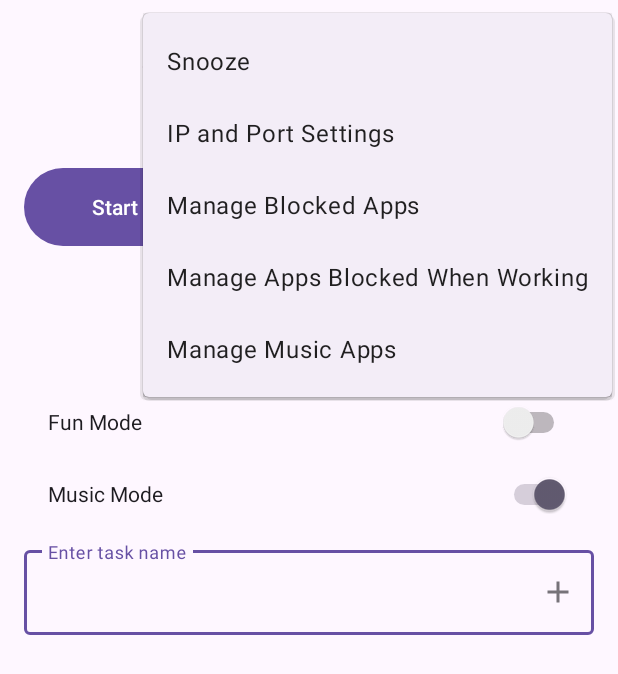
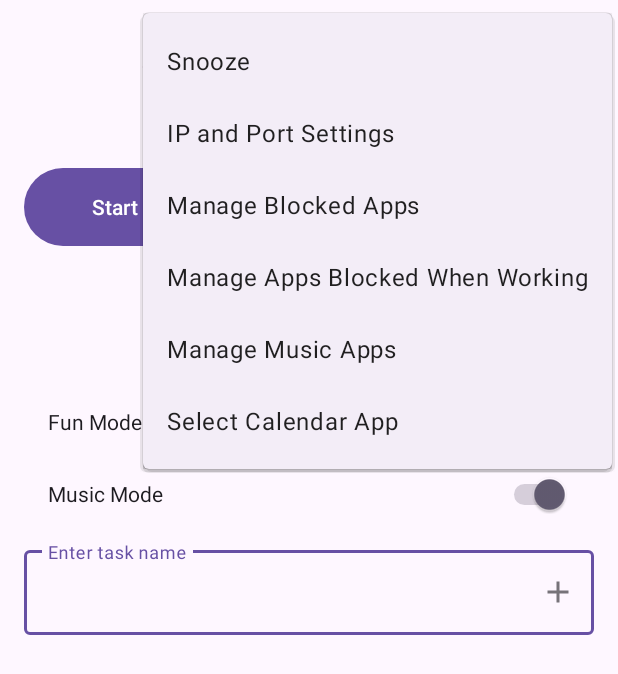
Before and after one commit to aamirza/startlines, an Android app: the screen it shows after launch (MainActivity), with the options menu open, on a phone screen of 412 x 824 dp. Shown: the top 674 px of the screen. Run offline under Robolectric (Android 15) with nearby library versions, the phone set to English and light mode, and no system bars.

Commit message:
Block with calendar app
Block apps by opening the Calendar app instead of the Startlines app.

```diff
--- a/app/src/main/java/com/asmirza/startlines/AppBlockingActivity.java
+++ b/app/src/main/java/com/asmirza/startlines/AppBlockingActivity.java
@@ -98,6 +98,8 @@ public class AppBlockingActivity extends AppCompatActivity {
             editor.putStringSet("distractingApps", selectedAppPackageNames);
         } else if (blockType.equals("MUSIC_APPS")) {
             editor.putStringSet("musicApps", selectedAppPackageNames);
+        } else if (blockType.equals("CALENDAR_APP")) {
+            editor.putStringSet("calendarApp", selectedAppPackageNames);
         }
 
         editor.apply();
@@ -111,6 +113,8 @@ public class AppBlockingActivity extends AppCompatActivity {
             return prefs.getStringSet("distractingApps", new HashSet<>());
         } else if (blockType.equals("MUSIC_APPS")) {
             return prefs.getStringSet("musicApps", new HashSet<>());
+        } else if (blockType.equals("CALENDAR_APP")) {
+            return prefs.getStringSet("calendarApp", new HashSet<>());
         }
 
         return prefs.getStringSet("blockedApps", new HashSet<>());
--- a/app/src/main/java/com/asmirza/startlines/MainActivity.java
+++ b/app/src/main/java/com/asmirza/startlines/MainActivity.java
@@ -171,6 +171,12 @@ public class MainActivity extends AppCompatActivity implements TaskAdapter.TaskA
             Log.d("MainActivity", "Manage music apps button pressed");
             Intent intent = new Intent(this, AppBlockingActivity.class);
             intent.putExtra("blockType", "MUSIC_APPS");
+            startActivity(intent);
+            return true;
+        } else if (id == R.id.select_calendar_app) {
+            Log.d("MainActivity", "Select calendar app button pressed");
+            Intent intent = new Intent(this, AppBlockingActivity.class);
+            intent.putExtra("blockType", "CALENDAR_APP");
             startActivity(intent);
             return true;
         } else if (item.getItemId() == R.id.ip_port_settings) {
--- a/app/src/main/res/menu/main_menu.xml
+++ b/app/src/main/res/menu/main_menu.xml
@@ -27,6 +27,12 @@
         app:showAsAction="never" />
 
     <item
+        android:id="@+id/select_calendar_app"
+        android:title="@string/menu_select_calendar_app"
+        android:orderInCategory="110"
+        app:showAsAction="never" />
+
+    <item
         android:id="@+id/ip_port_settings"
         android:title="@string/ip_and_port_settings_menu_button"
         app:showAsAction="never"
--- a/app/src/main/res/values/strings.xml
+++ b/app/src/main/res/values/strings.xml
@@ -20,4 +20,5 @@
     <string name="music_apps_button_text">Manage Music Apps</string>
     <string name="ip_and_port_settings_menu_button">IP and Port Settings</string>
     <string name="snooze_menu_text">Snooze</string>
+    <string name="menu_select_calendar_app">Select Calendar App</string>
 </resources>
```
Also changed, not shown: app/src/main/java/com/asmirza/startlines/StartlinesManager.java (+28 -3 lines).
